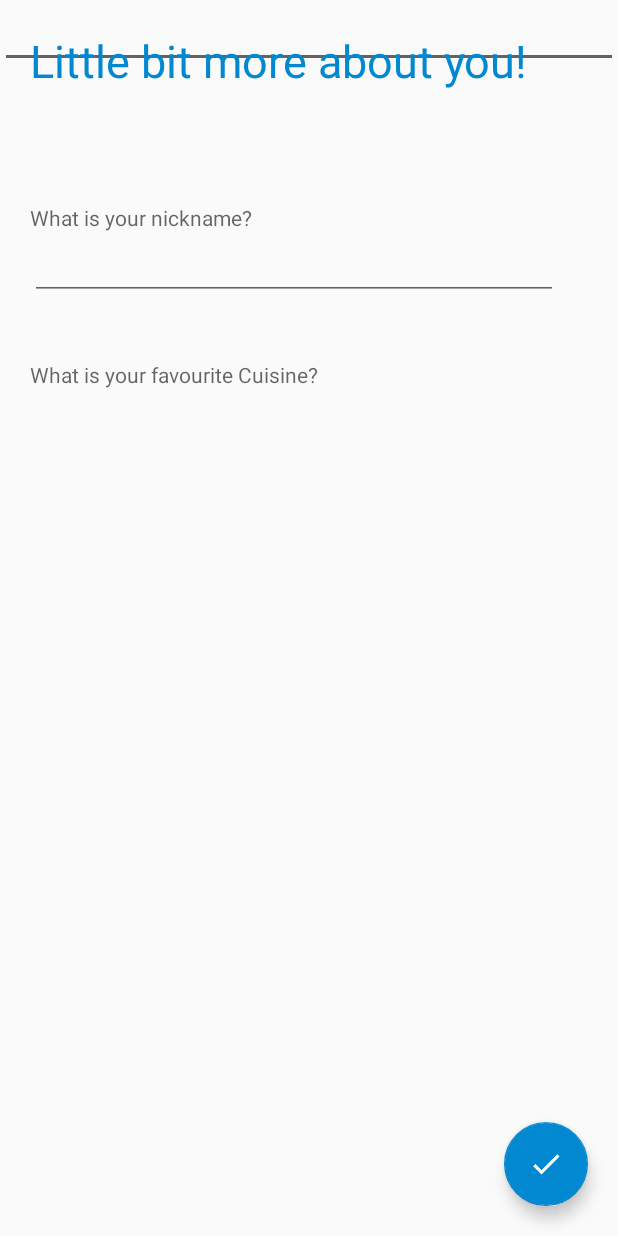
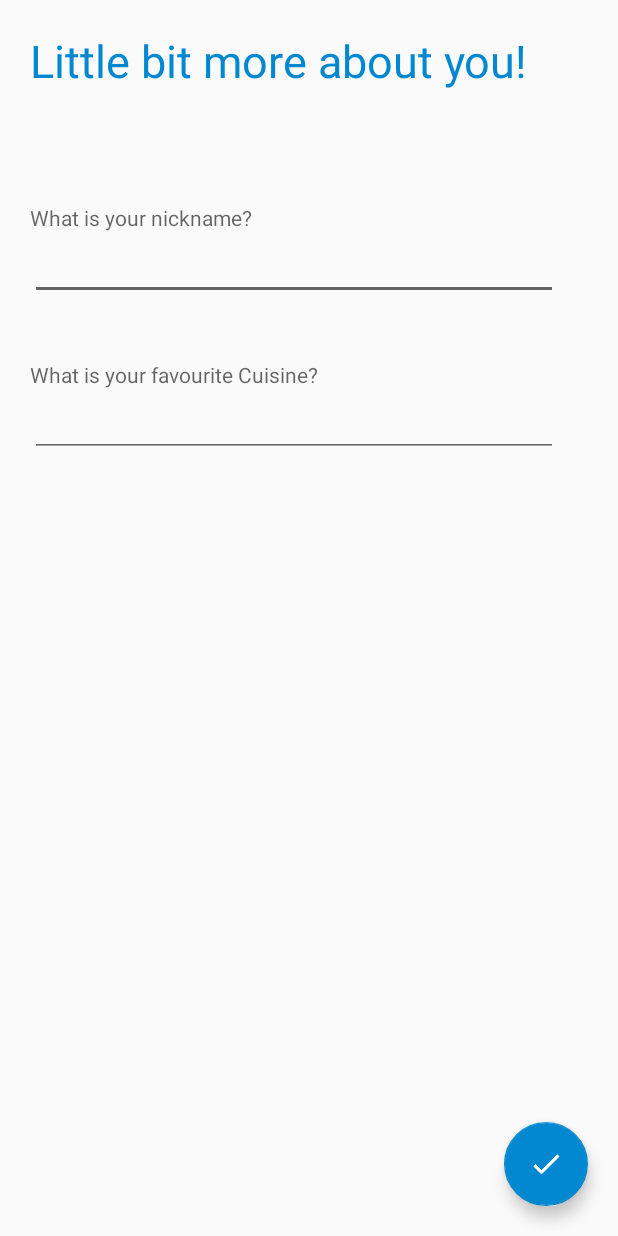
Before and after one commit to stephenoken/Zooop-Android, an Android app: the UserIntroActivity screen opened directly, with no data from a screen before it, on a phone screen of 412 x 824 dp. Run offline under Robolectric (Android 15) with nearby library versions, the phone set to English and light mode, and no system bars.

Commit message:
Fixed user intro layout

```diff
--- a/app/src/main/res/layout/activity_user_intro.xml
+++ b/app/src/main/res/layout/activity_user_intro.xml
@@ -21,15 +21,6 @@
         app:layout_behavior="@string/appbar_scrolling_view_behavior"
         tools:context=".ui.activities.LogInActivity"
         tools:showIn="@layout/activity_user_intro">
-
-        <EditText
-            android:layout_width="match_parent"
-            android:layout_height="wrap_content"
-            android:id="@+id/favCousineInput"
-            android:singleLine="true"
-            android:layout_alignParentStart="true"
-            android:layout_below="@+id/textView1"
-            android:layout_alignParentLeft="true" />
 
         <TextView
             android:layout_width="wrap_content"
@@ -101,6 +92,17 @@
                 android:layout_below="@+id/nickInput"
                 android:layout_alignParentStart="true" />
 
+            <EditText
+                android:layout_width="match_parent"
+                android:layout_height="wrap_content"
+                android:id="@+id/favCousineInput"
+                android:singleLine="true"
+                android:layout_below="@+id/txtvw1"
+                android:layout_alignParentStart="true"
+                android:layout_alignEnd="@+id/txtvw1"
+                android:textStyle="normal"
+                android:contextClickable="false" />
+
         </TableLayout>
 
     </RelativeLayout>
```
Also changed, not shown: 1 other file.
